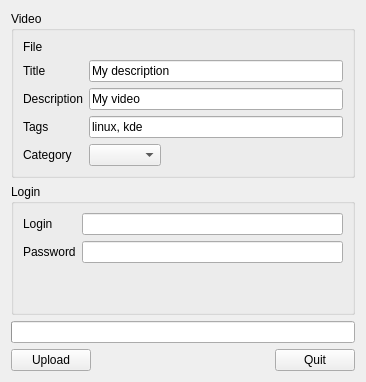
First picture: the form in src/plugins/upload/youtube/ui/youtube.ui, repository hippich/recorditnow, before the edit.
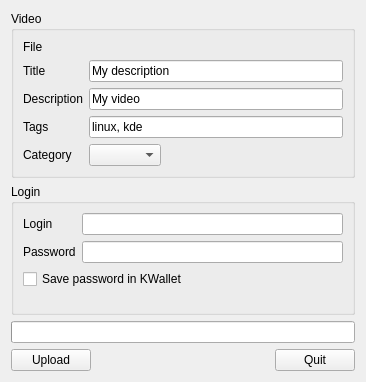
Second picture: the form after the edit. Custom widgets are drawn as their Qt base class.

Commit message: save youtube settings + wallet

Patch:
```diff
--- a/src/plugins/upload/youtube/ui/youtube.ui
+++ b/src/plugins/upload/youtube/ui/youtube.ui
@@ -133,6 +133,13 @@
           </property>
          </widget>
         </item>
+        <item row="2" column="0" colspan="2">
+         <widget class="QCheckBox" name="savePasswordCheck">
+          <property name="text">
+           <string>Save password in KWallet</string>
+          </property>
+         </widget>
+        </item>
        </layout>
       </widget>
      </item>
```
The commit also changes 5 other files.
